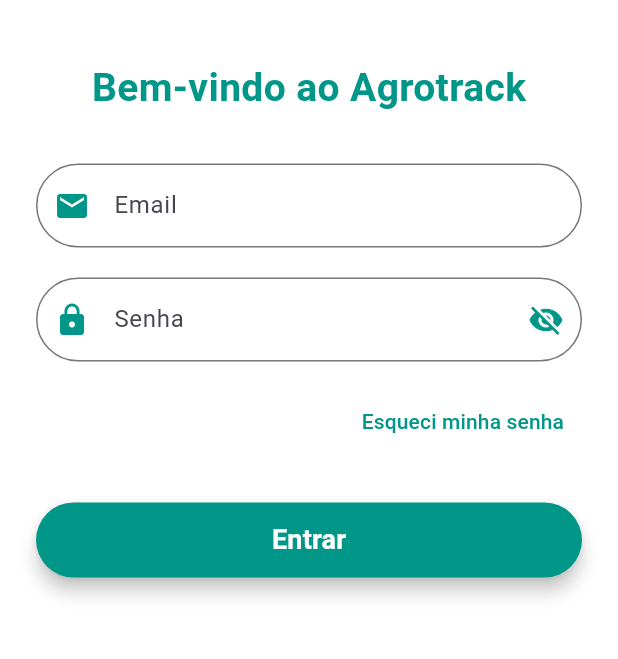
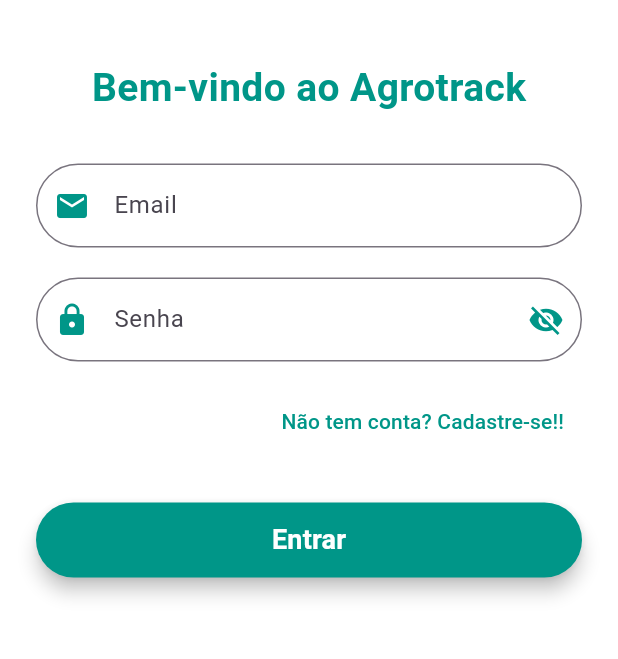
Before and after one commit to LucasSantino/ProjetoIntegrador_Agrotrack, a Flutter app: the screen it shows after launch, on a phone screen of 412 x 824 dp, the part 252-911 px from its top. Run offline on Flutter 3.47's test engine with Material 3 defaults, Android fonts, the phone set to English and light mode, and no system bars; our stand-ins replace fl_chart, image_picker.

Commit message:
Update login.dart

```diff
--- a/app_agrotrack/lib/screen/login.dart
+++ b/app_agrotrack/lib/screen/login.dart
@@ -133,7 +133,7 @@ class _LoginState extends State<Login> {
                         // Tela de recuperação futura
                       },
                       child: const Text(
-                        'Esqueci minha senha',
+                        'Não tem conta? Cadastre-se!!',
                         style: TextStyle(color: Color.fromRGBO(0, 150, 136, 1)),
                       ),
                     ),
```
